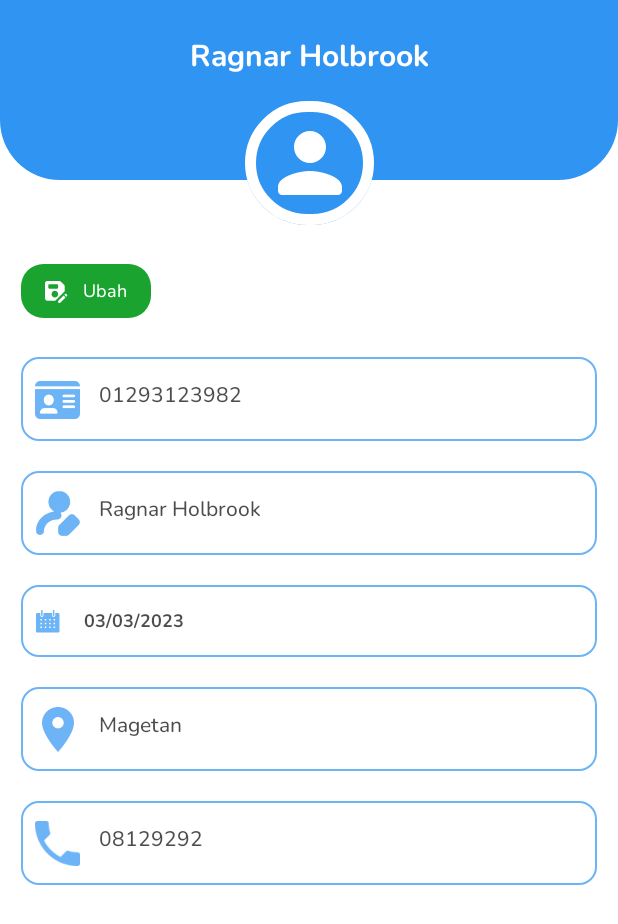
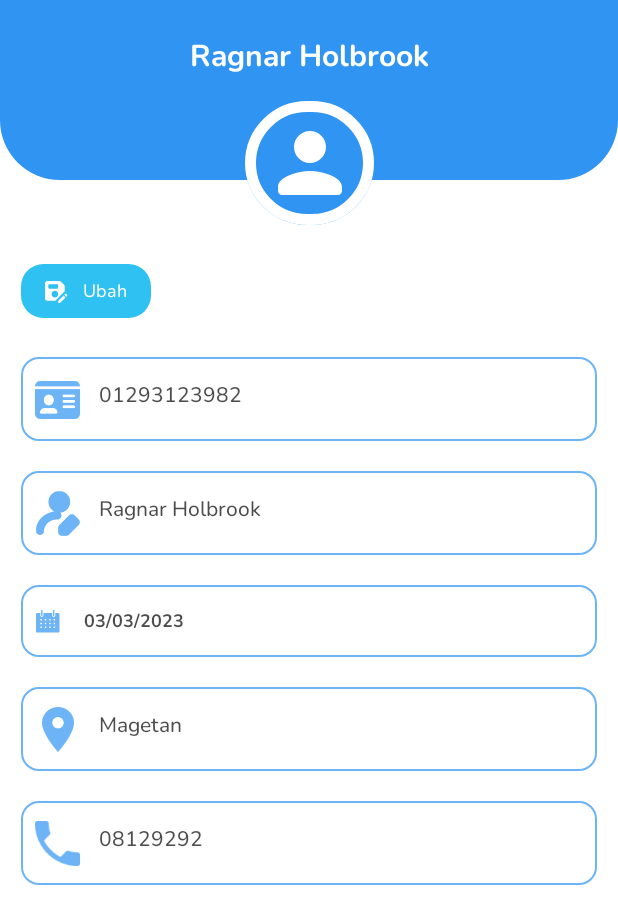
Before and after one commit to JonathanUlhaq/klinik-android-apps, an Android app built with Jetpack Compose: the composable ProfilScreen shown on its own in the app's theme, on a phone screen of 412 x 824 dp. Shown: the top 924 px of the screen. Run offline under Robolectric (Android 15) with nearby library versions, the phone set to English and light mode, and no system bars; our stand-ins replace Dagger/Hilt's generated code, accompanist; 2 statements that could not run were skipped.

Commit message:
Fix DarkMode and Color

```diff
--- a/app/src/main/java/com/example/aplikasiklinik/MainActivity.kt
+++ b/app/src/main/java/com/example/aplikasiklinik/MainActivity.kt
@@ -5,6 +5,7 @@ import android.view.WindowManager
 import androidx.activity.ComponentActivity
 import androidx.activity.compose.setContent
 import androidx.activity.viewModels
+import androidx.compose.foundation.isSystemInDarkTheme
 import androidx.compose.foundation.layout.fillMaxSize
 import androidx.compose.material.MaterialTheme
 import androidx.compose.material.Surface
@@ -30,14 +31,14 @@ class MainActivity : ComponentActivity() {
             val state = viewModel.uiState.collectAsState().value
 
             AplikasiKlinikTheme(
-                darkTheme = if (state.isEmpty()) false else state.first().darkMode
+                darkTheme = if (state.isEmpty()) false else state.first().darkMode || isSystemInDarkTheme()
             ) {
                 // A surface container using the 'background' color from the theme
                 Surface(
                     modifier = Modifier.fillMaxSize(),
                     color = MaterialTheme.colors.background
                 ) {
-                    MainScreen(if (state.isEmpty()) false else state.first().darkMode) {
+                    MainScreen(if (state.isEmpty()) false else state.first().darkMode || isSystemInDarkTheme()) {
                         viewModel.insertBoolean(ThemeModeModel(0, !state.first().darkMode))
                     }
                 }
--- a/app/src/main/java/com/example/aplikasiklinik/components/EditButton.kt
+++ b/app/src/main/java/com/example/aplikasiklinik/components/EditButton.kt
@@ -18,7 +18,7 @@ import com.example.aplikasiklinik.R
 fun EditButton(boolean: Boolean,click: () -> Unit) {
 
     val icons by animateIntAsState(targetValue = if (!boolean) R.drawable.save_icon else R.drawable.edit_icon)
-    val colors by animateColorAsState(targetValue = if (!boolean) MaterialTheme.colors.secondary else MaterialTheme.colors.primary)
+    val colors by animateColorAsState(targetValue = if (!boolean) MaterialTheme.colors.primary else MaterialTheme.colors.secondary)
 
     Button(
         onClick = { click.invoke() },
--- a/app/src/main/java/com/example/aplikasiklinik/view/profil/ProfilScreen.kt
+++ b/app/src/main/java/com/example/aplikasiklinik/view/profil/ProfilScreen.kt
@@ -37,7 +37,6 @@ fun ProfilScreen(
 
     val dateColor by animateColorAsState(targetValue = if (viewModel.edit.value) MaterialTheme.colors.surface else MaterialTheme.colors.surface.copy(0.7F))
     val dateBorderColor by animateColorAsState(targetValue = if (viewModel.edit.value) MaterialTheme.colors.primaryVariant else MaterialTheme.colors.primaryVariant.copy(0.7F) )
-
 
     val current = LocalContext.current
     val scrollState = rememberScrollState()
```
